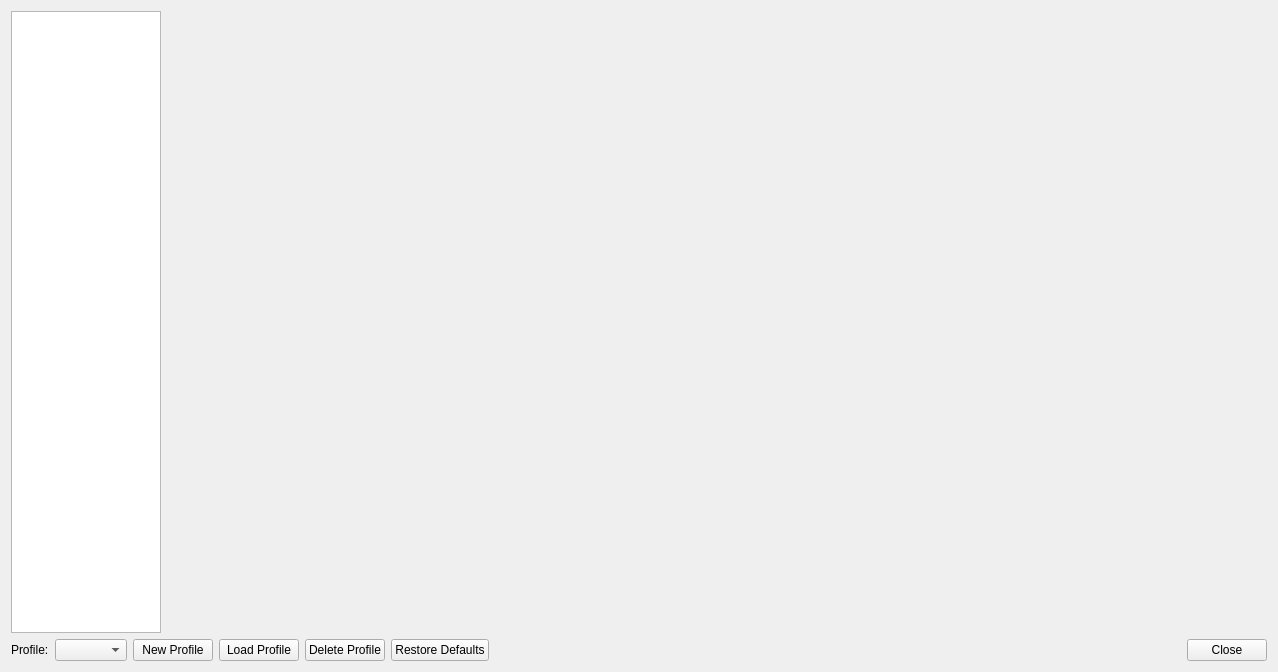
The window that src/duckstation-qt/controllersettingswindow.ui (kofxi3584karlayang/duckstation) describes before a commit, drawn with Qt 5.
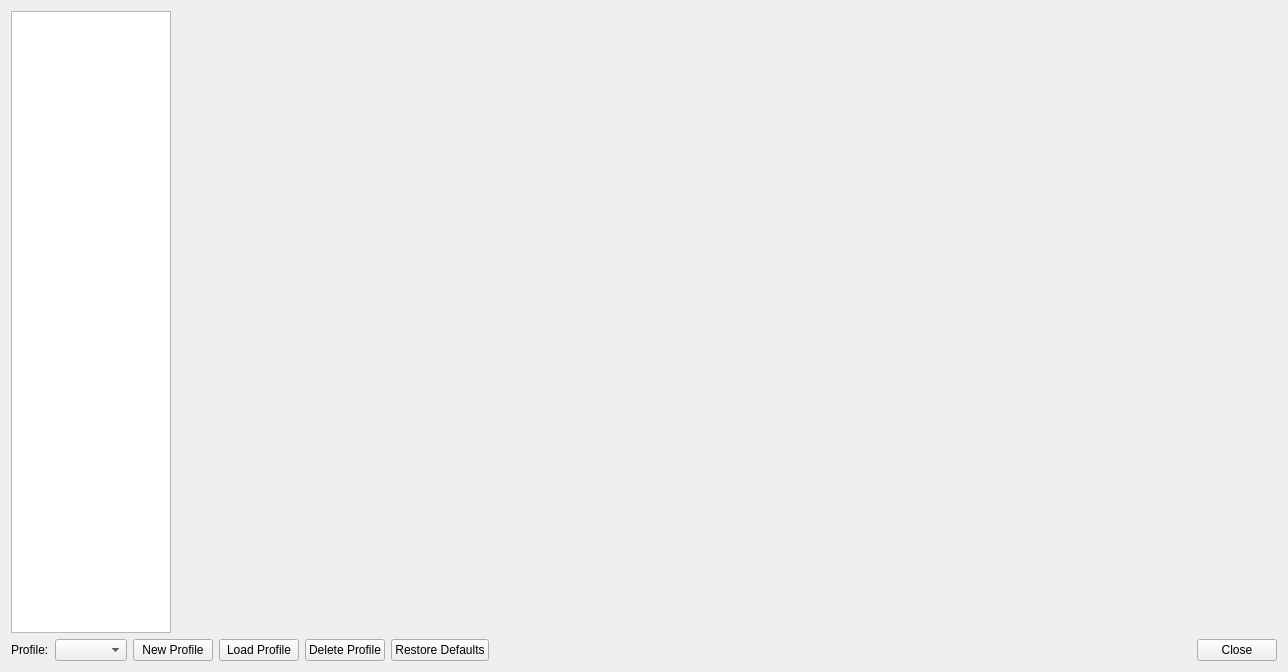
The same window after the commit. Icons and pictures are not drawn.

Commit message:
Qt: Simplify controller binding layout construction
And make it generate widgets when there's no template.

Patch:
```diff
--- a/src/duckstation-qt/controllersettingswindow.ui
+++ b/src/duckstation-qt/controllersettingswindow.ui
@@ -6,7 +6,7 @@
    <rect>
     <x>0</x>
     <y>0</y>
-    <width>1276</width>
+    <width>1279</width>
     <height>672</height>
    </rect>
   </property>
@@ -34,13 +34,13 @@
      </property>
      <property name="minimumSize">
       <size>
-       <width>150</width>
+       <width>160</width>
        <height>0</height>
       </size>
      </property>
      <property name="maximumSize">
       <size>
-       <width>150</width>
+       <width>160</width>
        <height>16777215</height>
       </size>
      </property>
```
Left out of the diff: 10 changed lines with no effect on the pictures. The commit also changes 2 other files.
